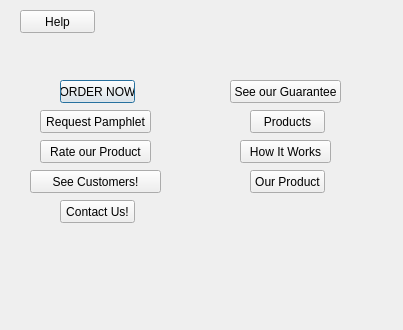
The window that Project2/customerscreen.ui (msamatar0/Project2) describes before a commit, drawn with Qt 5.
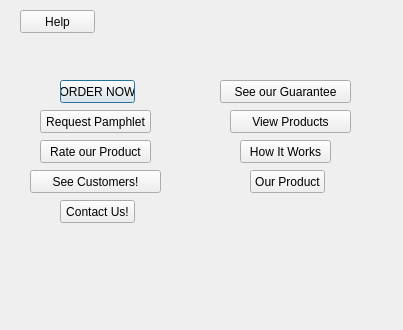
The same window after the commit.

What changed in the file:
```diff
--- a/Project2/customerscreen.ui
+++ b/Project2/customerscreen.ui
@@ -81,9 +81,9 @@
   <widget class="QPushButton" name="pushButton_guarantee">
    <property name="geometry">
     <rect>
-     <x>230</x>
+     <x>220</x>
      <y>80</y>
-     <width>111</width>
+     <width>131</width>
      <height>23</height>
     </rect>
    </property>
@@ -94,14 +94,14 @@
   <widget class="QPushButton" name="pushButton_products">
    <property name="geometry">
     <rect>
-     <x>250</x>
+     <x>230</x>
      <y>110</y>
-     <width>75</width>
+     <width>121</width>
      <height>23</height>
     </rect>
    </property>
    <property name="text">
-    <string>Products</string>
+    <string>View Products</string>
    </property>
   </widget>
   <widget class="QPushButton" name="pushButton_concept">
```
